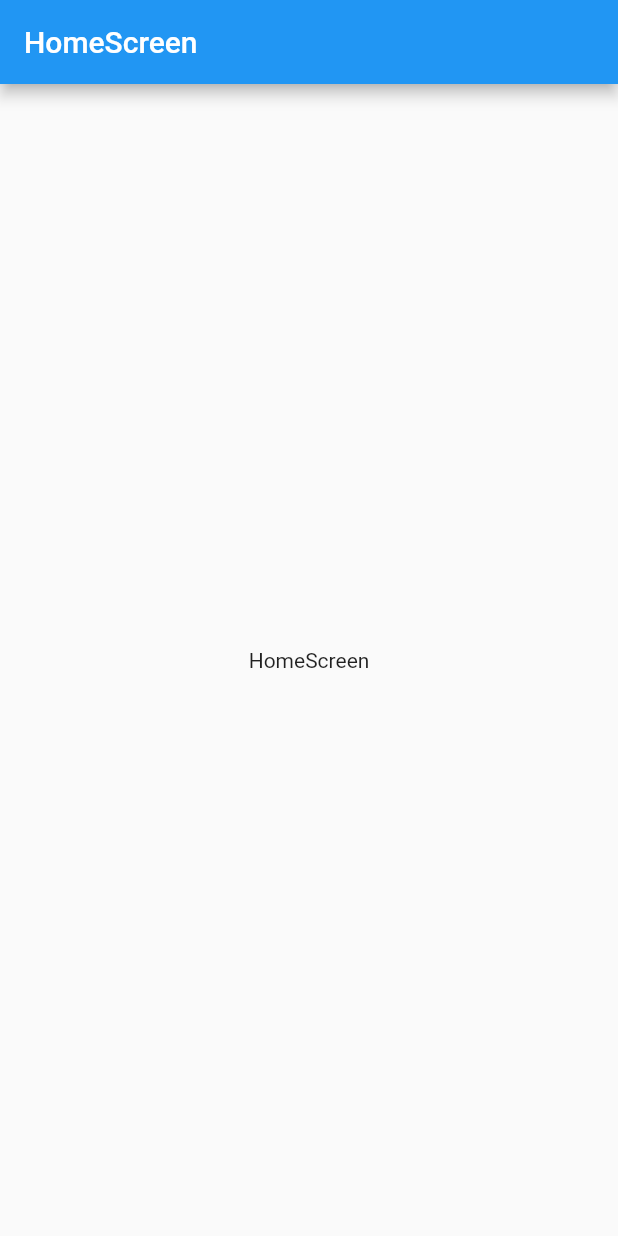
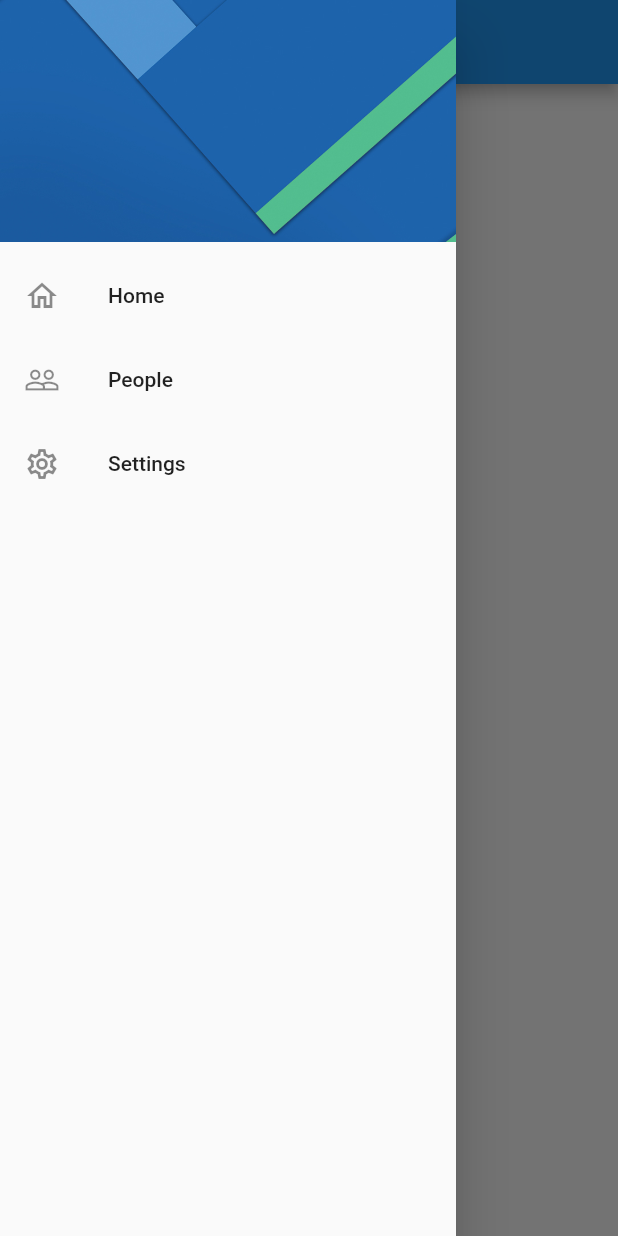
Before and after one commit to eivanphils/preferences-app, a Flutter app: the screen it shows after launch, with the side drawer open (before the commit the screen has no drawer), on a phone screen of 412 x 824 dp. Run offline on Flutter 3.47's test engine with Material 2 defaults, Android fonts, the phone set to English and light mode, and no system bars.

Commit message:
Agregado opciones del menu lateral

```diff
--- a/lib/screens/home-screen.dart
+++ b/lib/screens/home-screen.dart
@@ -1,4 +1,6 @@
 import 'package:flutter/material.dart';
+
+import 'package:preferences_app/widgets/side_menu.dart';
 
 class HomeScreen extends StatelessWidget {
   static const routeName = 'home';
@@ -11,6 +13,7 @@ class HomeScreen extends StatelessWidget {
       appBar: AppBar(
         title: const Text('HomeScreen'),
       ),
+      drawer: const SideMenu(),
       body: const Center(child: Text('HomeScreen')),
     );
   }
--- /dev/null
+++ b/lib/widgets/side_menu.dart
@@ -0,0 +1,54 @@
+import 'package:flutter/material.dart';
+
+class SideMenu extends StatelessWidget {
+  const SideMenu({Key? key}) : super(key: key);
+
+  @override
+  Widget build(BuildContext context) {
+    return Drawer(
+      child: ListView(
+        padding: EdgeInsets.zero,
+        children: [
+          const _DrawerHeader(),
+          ListTile(
+            leading: const Icon(Icons.home_outlined),
+            title: const Text('Home'),
+            onTap: () {
+              print('demo');
+            },
+          ),
+          ListTile(
+            leading: const Icon(Icons.people_outline),
+            title: const Text('People'),
+            onTap: () {
+              print('demo');
+            },
+          ),
+          ListTile(
+            leading: const Icon(Icons.settings_outlined),
+            title: const Text('Settings'),
+            onTap: () {
+              print('demo');
+            },
+          ),
+        ],
+      ),
+    );
+  }
+}
+
+class _DrawerHeader extends StatelessWidget {
+  const _DrawerHeader({
+    Key? key,
+  }) : super(key: key);
+
+  @override
+  Widget build(BuildContext context) {
+    return DrawerHeader(
+      child: Container(),
+      decoration: const BoxDecoration(
+          image: DecorationImage(
+              image: AssetImage('assets/menu-img.jpg'), fit: BoxFit.cover)),
+    );
+  }
+}
--- a/pubspec.yaml
+++ b/pubspec.yaml
@@ -58,8 +58,8 @@ flutter:
   uses-material-design: true
 
   # To add assets to your application, add an assets section, like this:
-  # assets:
-  #   - images/a_dot_burr.jpeg
+  assets:
+    - assets/
   #   - images/a_dot_ham.jpeg
 
   # An image asset can refer to one or more resolution-specific "variants", see
```
Also changed, not shown: assets/menu-img.jpg (added).
